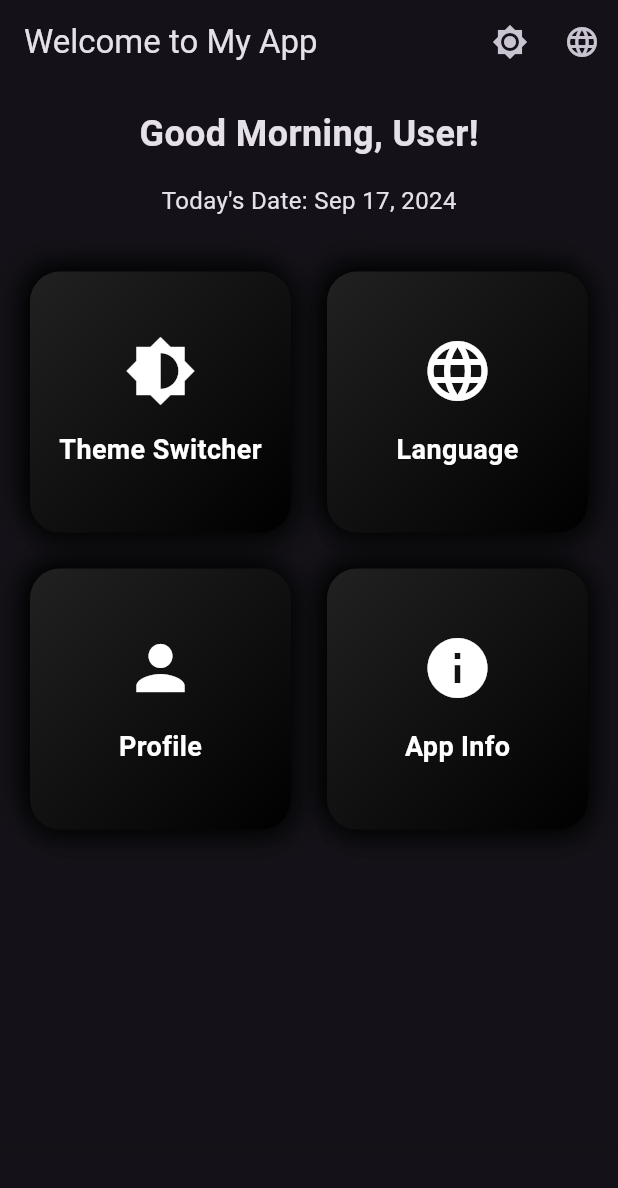
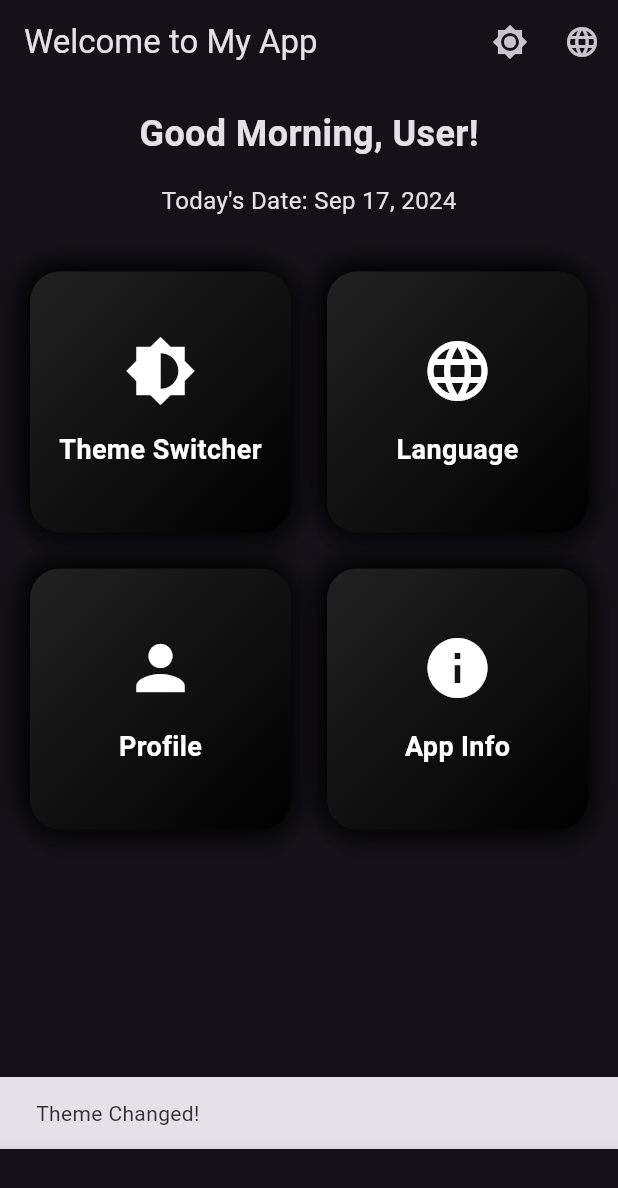
Before and after one commit to ajayrana78767/flutter-theme-and-localization, a Flutter app: the screen it shows after launch, after a tap on the "brightness 6" icon, on a phone screen of 412 x 824 dp. Shown: the top 1188 px of the screen. Run offline on Flutter 3.47's test engine with Material 3 defaults, Android fonts, the phone set to English and light mode, and no system bars; our stand-ins replace shared_preferences; generated files the repository leaves out were written again.

Commit message:
"Removed unnecessary comment, added SnackBar to notify theme change"

```diff
--- a/lib/dashboard_screen.dart
+++ b/lib/dashboard_screen.dart
@@ -1,5 +1,4 @@
 // ignore_for_file: unnecessary_const, avoid_unnecessary_containers
-
 import 'package:flutter/material.dart';
 import 'package:flutter_theme_and_localization/language.dart';
 import 'package:flutter_theme_and_localization/languages_constant.dart';
@@ -33,6 +32,13 @@ class DashboardScreen extends StatelessWidget {
             ),
             onPressed: () {
               themeProvider.toggleTheme();
+              ScaffoldMessenger.of(context).showSnackBar(
+                SnackBar(
+                  content: Text(translation(context).theme_changed),
+                  duration: Duration(seconds: 2),
+                ),
+              );
+
             },
           ),
           PopupMenuButton<Language>(
```
